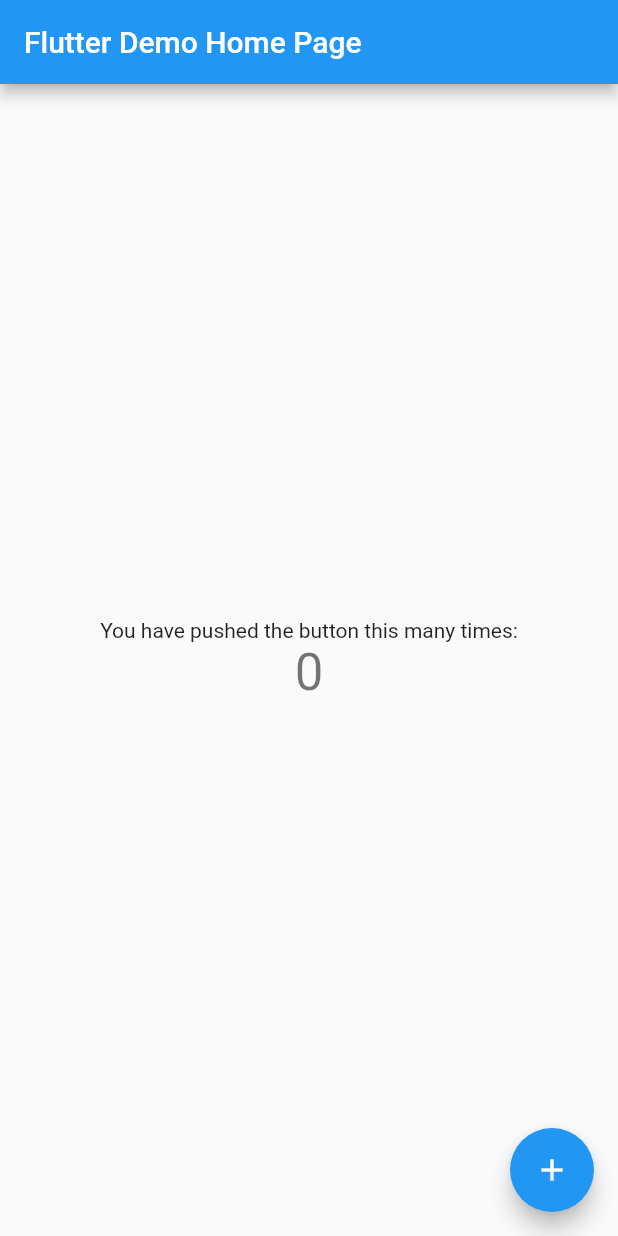
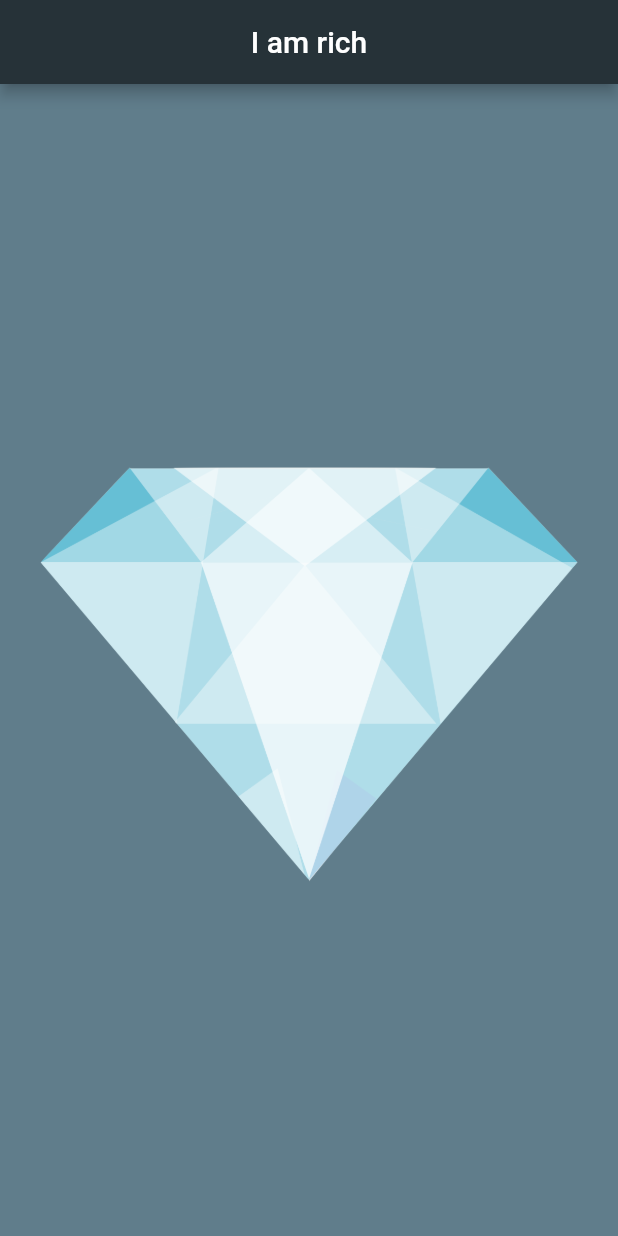
Before and after one commit to lanzoninicola/flutter_udemy_i_am_rich, a Flutter app: the screen it shows after launch, on a phone screen of 412 x 824 dp. Run offline on Flutter 3.47's test engine with Material 2 defaults, Android fonts, the phone set to English and light mode, and no system bars.

Commit message:
completed the module

```diff
--- a/lib/main.dart
+++ b/lib/main.dart
@@ -1,113 +1,20 @@
 import 'package:flutter/material.dart';
 
 void main() {
-  runApp(MyApp());
-}
-
-class MyApp extends StatelessWidget {
-  // This widget is the root of your application.
-  @override
-  Widget build(BuildContext context) {
-    return MaterialApp(
-      title: 'Flutter Demo',
-      theme: ThemeData(
-        // This is the theme of your application.
-        //
-        // Try running your application with "flutter run". You'll see the
-        // application has a blue toolbar. Then, without quitting the app, try
-        // changing the primarySwatch below to Colors.green and then invoke
-        // "hot reload" (press "r" in the console where you ran "flutter run",
-        // or simply save your changes to "hot reload" in a Flutter IDE).
-        // Notice that the counter didn't reset back to zero; the application
-        // is not restarted.
-        primarySwatch: Colors.blue,
-      ),
-      home: MyHomePage(title: 'Flutter Demo Home Page'),
-    );
-  }
-}
-
-class MyHomePage extends StatefulWidget {
-  MyHomePage({Key key, this.title}) : super(key: key);
-
-  // This widget is the home page of your application. It is stateful, meaning
-  // that it has a State object (defined below) that contains fields that affect
-  // how it looks.
-
-  // This class is the configuration for the state. It holds the values (in this
-  // case the title) provided by the parent (in this case the App widget) and
-  // used by the build method of the State. Fields in a Widget subclass are
-  // always marked "final".
-
-  final String title;
-
-  @override
-  _MyHomePageState createState() => _MyHomePageState();
-}
-
-class _MyHomePageState extends State<MyHomePage> {
-  int _counter = 0;
-
-  void _incrementCounter() {
-    setState(() {
-      // This call to setState tells the Flutter framework that something has
-      // changed in this State, which causes it to rerun the build method below
-      // so that the display can reflect the updated values. If we changed
-      // _counter without calling setState(), then the build method would not be
-      // called again, and so nothing would appear to happen.
-      _counter++;
-    });
-  }
-
-  @override
-  Widget build(BuildContext context) {
-    // This method is rerun every time setState is called, for instance as done
-    // by the _incrementCounter method above.
-    //
-    // The Flutter framework has been optimized to make rerunning build methods
-    // fast, so that you can just rebuild anything that needs updating rather
-    // than having to individually change instances of widgets.
-    return Scaffold(
-      appBar: AppBar(
-        // Here we take the value from the MyHomePage object that was created by
-        // the App.build method, and use it to set our appbar title.
-        title: Text(widget.title),
-      ),
-      body: Center(
-        // Center is a layout widget. It takes a single child and positions it
-        // in the middle of the parent.
-        child: Column(
-          // Column is also a layout widget. It takes a list of children and
-          // arranges them vertically. By default, it sizes itself to fit its
-          // children horizontally, and tries to be as tall as its parent.
-          //
-          // Invoke "debug painting" (press "p" in the console, choose the
-          // "Toggle Debug Paint" action from the Flutter Inspector in Android
-          // Studio, or the "Toggle Debug Paint" command in Visual Studio Code)
-          // to see the wireframe for each widget.
-          //
-          // Column has various properties to control how it sizes itself and
-          // how it positions its children. Here we use mainAxisAlignment to
-          // center the children vertically; the main axis here is the vertical
-          // axis because Columns are vertical (the cross axis would be
-          // horizontal).
-          mainAxisAlignment: MainAxisAlignment.center,
-          children: <Widget>[
-            Text(
-              'You have pushed the button this many times:',
-            ),
-            Text(
-              '$_counter',
-              style: Theme.of(context).textTheme.headline4,
-            ),
-          ],
+  runApp(
+    MaterialApp(
+      home: Scaffold(
+        backgroundColor: Colors.blueGrey,
+        appBar: AppBar(
+          title: Center(child: Text("I am rich")),
+          backgroundColor: Colors.blueGrey[900],
+        ),
+        body: Center(
+          child: Image(
+            image: AssetImage('assets/images/diamond.png'),
+          ),
         ),
       ),
-      floatingActionButton: FloatingActionButton(
-        onPressed: _incrementCounter,
-        tooltip: 'Increment',
-        child: Icon(Icons.add),
-      ), // This trailing comma makes auto-formatting nicer for build methods.
-    );
-  }
+    ),
+  );
 }
```
Also changed, not shown: pubspec.yaml (+3 -22 lines), assets/images/diamond.png (added), 38 other files.
